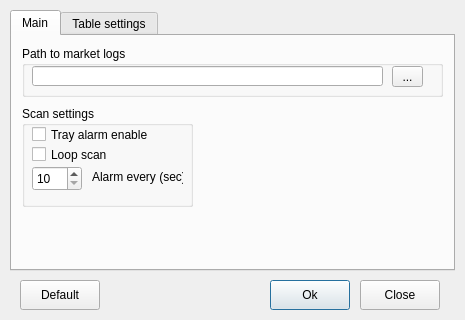
Before: the Qt Designer form OrderScaner/forms/Settings.ui in kai-nashi/OrderScaner, drawn with Qt 5.
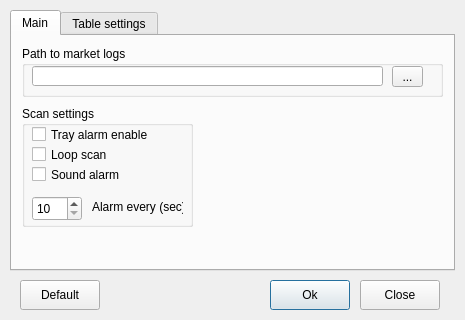
After: the same form once the commit is applied.

What changed in the file:
```diff
--- a/OrderScaner/forms/Settings.ui
+++ b/OrderScaner/forms/Settings.ui
@@ -116,7 +116,7 @@
        <x>10</x>
        <y>70</y>
        <width>171</width>
-       <height>101</height>
+       <height>121</height>
       </rect>
      </property>
      <property name="acceptDrops">
@@ -138,7 +138,7 @@
       <property name="geometry">
        <rect>
         <x>10</x>
-        <y>60</y>
+        <y>90</y>
         <width>50</width>
         <height>25</height>
        </rect>
@@ -163,7 +163,7 @@
       <property name="geometry">
        <rect>
         <x>70</x>
-        <y>60</y>
+        <y>90</y>
         <width>91</width>
         <height>21</height>
        </rect>
@@ -225,6 +225,31 @@
        <bool>false</bool>
       </property>
      </widget>
+     <widget class="QCheckBox" name="CB_AlarmWithSound">
+      <property name="geometry">
+       <rect>
+        <x>10</x>
+        <y>60</y>
+        <width>161</width>
+        <height>17</height>
+       </rect>
+      </property>
+      <property name="text">
+       <string>Sound alarm</string>
+      </property>
+      <property name="checkable">
+       <bool>true</bool>
+      </property>
+      <property name="checked">
+       <bool>false</bool>
+      </property>
+      <property name="autoRepeat">
+       <bool>false</bool>
+      </property>
+      <property name="autoExclusive">
+       <bool>false</bool>
+      </property>
+     </widget>
     </widget>
    </widget>
    <widget class="QWidget" name="tab_SellOrders">
```
